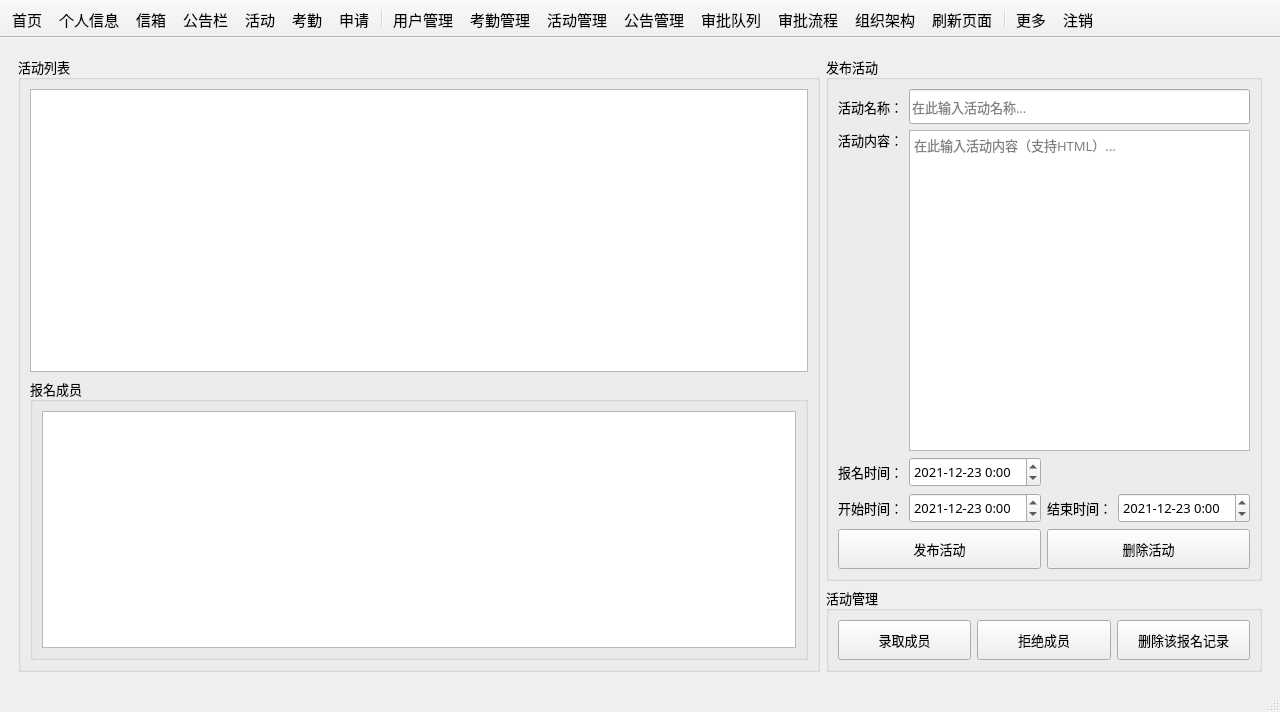
Qt form mainwindow.ui (csthenry/weplanet-desktop) before a commit.
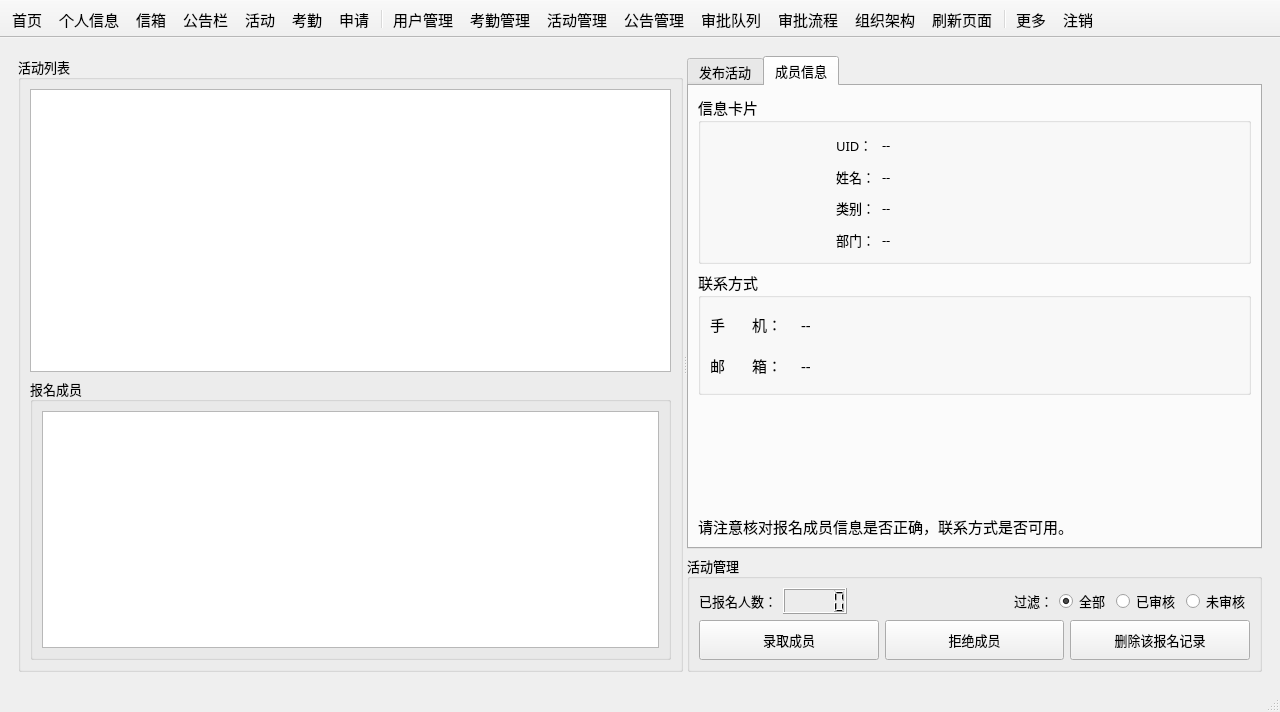
The same form after that commit. The open tabs and pages were chosen to show the change. Icons and pictures are not drawn. Custom widgets are drawn as their Qt base class.

```diff
--- a/mainwindow.ui
+++ b/mainwindow.ui
@@ -3824,9 +3824,19 @@
        </layout>
       </widget>
       <widget class="QWidget" name="actManagePage">
-       <layout class="QGridLayout" name="gridLayout_50">
-        <item row="0" column="0" rowspan="2">
+       <layout class="QGridLayout" name="gridLayout_81">
+        <item row="0" column="0">
+         <widget class="QSplitter" name="splitter_3">
+          <property name="orientation">
+           <enum>Qt::Horizontal</enum>
+          </property>
          <widget class="QGroupBox" name="groupBox_36">
+           <property name="minimumSize">
+            <size>
+             <width>665</width>
+             <height>0</height>
+            </size>
+           </property>
           <property name="font">
            <font>
             <family>微软雅黑</family>
@@ -3852,22 +3862,41 @@
              </layout>
             </widget>
            </item>
-          </layout>
-         </widget>
-        </item>
-        <item row="0" column="1">
-         <widget class="QGroupBox" name="groupBox_38">
+            <item row="0" column="0">
+             <widget class="QTableView" name="tableView_actList"/>
+            </item>
+           </layout>
+          </widget>
+          <widget class="QWidget" name="layoutWidget">
+           <layout class="QGridLayout" name="gridLayout_80">
+            <item row="0" column="0">
+             <widget class="QTabWidget" name="tabWidget_2">
+              <property name="maximumSize">
+               <size>
+                <width>580</width>
+                <height>16777215</height>
+               </size>
+              </property>
           <property name="font">
            <font>
             <pointsize>10</pointsize>
            </font>
           </property>
-          <property name="title">
+              <property name="currentIndex">
+               <number>0</number>
+              </property>
+              <widget class="QWidget" name="tab">
+               <attribute name="title">
            <string>发布活动</string>
-          </property>
-          <layout class="QGridLayout" name="gridLayout_49">
+               </attribute>
+               <layout class="QGridLayout" name="gridLayout_79">
            <item row="0" column="0">
             <widget class="QLabel" name="label_39">
+                  <property name="font">
+                   <font>
+                    <pointsize>10</pointsize>
+                   </font>
+                  </property>
              <property name="text">
               <string>活动名称：</string>
              </property>
@@ -3884,6 +3913,7 @@
              <property name="font">
               <font>
                <family>微软雅黑</family>
+                    <pointsize>10</pointsize>
               </font>
              </property>
              <property name="toolTip">
@@ -3902,6 +3932,11 @@
            </item>
            <item row="1" column="0">
             <widget class="QLabel" name="label_40">
+                  <property name="font">
+                   <font>
+                    <pointsize>10</pointsize>
+                   </font>
+                  </property>
              <property name="text">
               <string>活动内容：</string>
              </property>
@@ -3909,6 +3944,11 @@
            </item>
            <item row="1" column="1" rowspan="2" colspan="3">
             <widget class="QTextEdit" name="textEdit_activity">
+                  <property name="font">
+                   <font>
+                    <pointsize>10</pointsize>
+                   </font>
+                  </property>
              <property name="styleSheet">
               <string notr="true"/>
              </property>
@@ -3928,13 +3968,18 @@
              <property name="sizeHint" stdset="0">
               <size>
                <width>20</width>
-               <height>183</height>
+                    <height>193</height>
               </size>
              </property>
             </spacer>
            </item>
            <item row="3" column="0">
             <widget class="QLabel" name="label_41">
+                  <property name="font">
+                   <font>
+                    <pointsize>10</pointsize>
+                   </font>
+                  </property>
              <property name="text">
               <string>报名时间：</string>
              </property>
@@ -3948,6 +3993,11 @@
                <height>30</height>
               </size>
              </property>
+                  <property name="font">
+                   <font>
+                    <pointsize>10</pointsize>
+                   </font>
+                  </property>
              <property name="date">
               <date>
                <year>2021</year>
@@ -3962,6 +4012,11 @@
            </item>
            <item row="4" column="0">
             <widget class="QLabel" name="label_42">
+                  <property name="font">
+                   <font>
+                    <pointsize>10</pointsize>
+                   </font>
+                  </property>
              <property name="text">
               <string>开始时间：</string>
              </property>
@@ -3975,6 +4030,11 @@
                <height>30</height>
               </size>
              </property>
+                  <property name="font">
+                   <font>
+                    <pointsize>10</pointsize>
+                   </font>
+                  </property>
              <property name="date">
               <date>
                <year>2021</year>
@@ -3989,6 +4049,11 @@
            </item>
            <item row="4" column="2">
             <widget class="QLabel" name="label_43">
+                  <property name="font">
+                   <font>
+                    <pointsize>10</pointsize>
+                   </font>
+                  </property>
              <property name="text">
               <string>结束时间：</string>
              </property>
@@ -4002,6 +4067,11 @@
                <height>30</height>
               </size>
              </property>
+                  <property name="font">
+                   <font>
+                    <pointsize>10</pointsize>
+                   </font>
+                  </property>
              <property name="date">
               <date>
                <year>2021</year>
@@ -4022,6 +4092,11 @@
                <height>40</height>
               </size>
              </property>
+                  <property name="font">
+                   <font>
+                    <pointsize>10</pointsize>
+                   </font>
+                  </property>
              <property name="text">
               <string>发布活动</string>
              </property>
@@ -4035,6 +4110,11 @@
                <height>40</height>
               </size>
              </property>
+                  <property name="font">
+                   <font>
+                    <pointsize>10</pointsize>
+                   </font>
+                  </property>
              <property name="text">
               <string>删除活动</string>
              </property>
@@ -4042,8 +4122,338 @@
            </item>
           </layout>
          </widget>
-        </item>
+              <widget class="QWidget" name="tab_3">
+               <attribute name="title">
+                <string>成员信息</string>
+               </attribute>
+               <layout class="QGridLayout" name="gridLayout_84">
+                <item row="0" column="0">
+                 <widget class="QGroupBox" name="groupBox_38">
+                  <property name="font">
+                   <font>
+                    <pointsize>11</pointsize>
+                   </font>
+                  </property>
+                  <property name="title">
+                   <string>信息卡片</string>
+                  </property>
+                  <layout class="QGridLayout" name="gridLayout_82">
+                   <item row="0" column="0" rowspan="4">
+                    <widget class="QLabel" name="activityManage_avatar">
+                     <property name="minimumSize">
+                      <size>
+                       <width>120</width>
+                       <height>120</height>
+                      </size>
+                     </property>
+                     <property name="maximumSize">
+                      <size>
+                       <width>120</width>
+                       <height>120</height>
+                      </size>
+                     </property>
+                     <property name="font">
+                      <font>
+                       <family>微软雅黑</family>
+                       <pointsize>16</pointsize>
+                      </font>
+                     </property>
+                     <property name="styleSheet">
+                      <string notr="true">margin:5px;</string>
+                     </property>
+                     <property name="pixmap">
+                      <pixmap resource="resource.qrc">:/images/color_icon/user.svg</pixmap>
+                     </property>
+                     <property name="scaledContents">
+                      <bool>true</bool>
+                     </property>
+                    </widget>
+                   </item>
+                   <item row="0" column="1">
+                    <widget class="QLabel" name="label_76">
+                     <property name="maximumSize">
+                      <size>
+                       <width>40</width>
+                       <height>35</height>
+                      </size>
+                     </property>
+                     <property name="font">
+                      <font>
+                       <pointsize>10</pointsize>
+                      </font>
+                     </property>
+                     <property name="text">
+                      <string>UID：</string>
+                     </property>
+                    </widget>
+                   </item>
+                   <item row="0" column="2">
+                    <widget class="QLabel" name="label_actMemUid">
+                     <property name="maximumSize">
+                      <size>
+                       <width>16777215</width>
+                       <height>30</height>
+                      </size>
+                     </property>
+                     <property name="font">
+                      <font>
+                       <pointsize>10</pointsize>
+                      </font>
+                     </property>
+                     <property name="text">
+                      <string>--</string>
+                     </property>
+                    </widget>
+                   </item>
         <item row="1" column="1">
+                    <widget class="QLabel" name="label_79">
+                     <property name="maximumSize">
+                      <size>
+                       <width>40</width>
+                       <height>35</height>
+                      </size>
+                     </property>
+                     <property name="font">
+                      <font>
+                       <pointsize>10</pointsize>
+                      </font>
+                     </property>
+                     <property name="text">
+                      <string>姓名：</string>
+                     </property>
+                    </widget>
+                   </item>
+                   <item row="1" column="2">
+                    <widget class="QLabel" name="label_actMemName">
+                     <property name="maximumSize">
+                      <size>
+                       <width>16777215</width>
+                       <height>30</height>
+                      </size>
+                     </property>
+                     <property name="font">
+                      <font>
+                       <pointsize>10</pointsize>
+                      </font>
+                     </property>
+                     <property name="text">
+                      <string>--</string>
+                     </property>
+                    </widget>
+                   </item>
+                   <item row="2" column="1">
+                    <widget class="QLabel" name="label_78">
+                     <property name="maximumSize">
+                      <size>
+                       <width>40</width>
+                       <height>35</height>
+                      </size>
+                     </property>
+                     <property name="font">
+                      <font>
+                       <pointsize>10</pointsize>
+                      </font>
+                     </property>
+                     <property name="text">
+                      <string>类别：</string>
+                     </property>
+                    </widget>
+                   </item>
+                   <item row="2" column="2">
+                    <widget class="QLabel" name="label_actMemGroup">
+                     <property name="maximumSize">
+                      <size>
+                       <width>16777215</width>
+                       <height>30</height>
+                      </size>
+                     </property>
+                     <property name="font">
+                      <font>
+                       <pointsize>10</pointsize>
+                      </font>
+                     </property>
+                     <property name="text">
+                      <string>--</string>
+                     </property>
+                    </widget>
+                   </item>
+                   <item row="3" column="1">
+                    <widget class="QLabel" name="label_77">
+                     <property name="maximumSize">
+                      <size>
+                       <width>40</width>
+                       <height>35</height>
+                      </size>
+                     </property>
+                     <property name="font">
+                      <font>
+                       <pointsize>10</pointsize>
+                      </font>
+                     </property>
+                     <property name="text">
+                      <string>部门：</string>
+                     </property>
+                    </widget>
+                   </item>
+                   <item row="3" column="2">
+                    <widget class="QLabel" name="label_actMemDpt">
+                     <property name="maximumSize">
+                      <size>
+                       <width>16777215</width>
+                       <height>30</height>
+                      </size>
+                     </property>
+                     <property name="font">
+                      <font>
+                       <pointsize>10</pointsize>
+                      </font>
+                     </property>
+                     <property name="text">
+                      <string>--</string>
+                     </property>
+                     <property name="wordWrap">
+                      <bool>false</bool>
+                     </property>
+                    </widget>
+                   </item>
+                  </layout>
+                 </widget>
+                </item>
+                <item row="2" column="0">
+                 <spacer name="verticalSpacer_7">
+                  <property name="orientation">
+                   <enum>Qt::Vertical</enum>
+                  </property>
+                  <property name="sizeHint" stdset="0">
+                   <size>
+                    <width>20</width>
+                    <height>40</height>
+                   </size>
+                  </property>
+                 </spacer>
+                </item>
+                <item row="1" column="0">
+                 <widget class="QGroupBox" name="groupBox_43">
+                  <property name="font">
+                   <font>
+                    <pointsize>11</pointsize>
+                   </font>
+                  </property>
+                  <property name="title">
+                   <string>联系方式</string>
+                  </property>
+                  <layout class="QGridLayout" name="gridLayout_83">
+                   <item row="0" column="0">
+                    <widget class="QLabel" name="label_81">
+                     <property name="minimumSize">
+                      <size>
+                       <width>0</width>
+                       <height>35</height>
+                      </size>
+                     </property>
+                     <property name="maximumSize">
+                      <size>
+                       <width>85</width>
+                       <height>16777215</height>
+                      </size>
+                     </property>
+                     <property name="font">
+                      <font>
+                       <family>微软雅黑</family>
+                       <pointsize>11</pointsize>
+                      </font>
+                     </property>
+                     <property name="text">
+                      <string>手       机：</string>
+                     </property>
+                    </widget>
+                   </item>
+                   <item row="0" column="1">
+                    <widget class="QLabel" name="label_actTel">
+                     <property name="minimumSize">
+                      <size>
+                       <width>160</width>
+                       <height>35</height>
+                      </size>
+                     </property>
+                     <property name="font">
+                      <font>
+                       <family>微软雅黑</family>
+                       <pointsize>11</pointsize>
+                      </font>
+                     </property>
+                     <property name="text">
+                      <string>--</string>
+                     </property>
+                    </widget>
+                   </item>
+                   <item row="1" column="0">
+                    <widget class="QLabel" name="label_80">
+                     <property name="minimumSize">
+                      <size>
+                       <width>0</width>
+                       <height>35</height>
+                      </size>
+                     </property>
+                     <property name="maximumSize">
+                      <size>
+                       <width>85</width>
+                       <height>16777215</height>
+                      </size>
+                     </property>
+                     <property name="font">
+                      <font>
+                       <family>微软雅黑</family>
+                       <pointsize>11</pointsize>
+                      </font>
+                     </property>
+                     <property name="text">
+                      <string>邮       箱：</string>
+                     </property>
+                    </widget>
+                   </item>
+                   <item row="1" column="1">
+                    <widget class="QLabel" name="label_actMail">
+                     <property name="minimumSize">
+                      <size>
+                       <width>160</width>
+                       <height>35</height>
+                      </size>
+                     </property>
+                     <property name="font">
+                      <font>
+                       <family>微软雅黑</family>
+                       <pointsize>11</pointsize>
+                      </font>
+                     </property>
+                     <property name="text">
+                      <string>--</string>
+                     </property>
+                     <property name="wordWrap">
+                      <bool>true</bool>
+                     </property>
+                    </widget>
+                   </item>
+                  </layout>
+                 </widget>
+                </item>
+                <item row="3" column="0">
+                 <widget class="QLabel" name="label_82">
+                  <property name="font">
+                   <font>
+                    <pointsize>11</pointsize>
+                   </font>
+                  </property>
+                  <property name="text">
+                   <string>请注意核对报名成员信息是否正确，联系方式是否可用。</string>
+                  </property>
+                 </widget>
+                </item>
+               </layout>
+              </widget>
+             </widget>
+            </item>
+            <item row="1" column="0">
          <widget class="QGroupBox" name="groupBox_39">
           <property name="font">
            <font>
@@ -4053,8 +4463,74 @@
           <property name="title">
            <string>活动管理</string>
           </property>
+              <layout class="QGridLayout" name="gridLayout_50">
+               <item row="0" column="0" colspan="3">
+                <layout class="QGridLayout" name="gridLayout_49">
+                 <item row="0" column="0">
+                  <widget class="QLabel" name="label_74">
+                   <property name="text">
+                    <string>已报名人数：</string>
+                   </property>
+                  </widget>
+                 </item>
+                 <item row="0" column="1">
+                  <widget class="QLCDNumber" name="lcdNumber_actMem">
+                   <property name="smallDecimalPoint">
+                    <bool>false</bool>
+                   </property>
+                  </widget>
+                 </item>
+                 <item row="0" column="2">
+                  <spacer name="horizontalSpacer_9">
+                   <property name="orientation">
+                    <enum>Qt::Horizontal</enum>
+                   </property>
+                   <property name="sizeHint" stdset="0">
+                    <size>
+                     <width>40</width>
+                     <height>20</height>
+                    </size>
+                   </property>
+                  </spacer>
+                 </item>
+                 <item row="0" column="4">
           <layout class="QGridLayout" name="gridLayout_47">
            <item row="0" column="0">
+                    <widget class="QRadioButton" name="rBtn_actAll">
+                     <property name="text">
+                      <string>全部</string>
+                     </property>
+                     <property name="checked">
+                      <bool>true</bool>
+                     </property>
+                    </widget>
+                   </item>
+                   <item row="0" column="1">
+                    <widget class="QRadioButton" name="rBtn_actFinished">
+                     <property name="text">
+                      <string>已审核</string>
+                     </property>
+                    </widget>
+                   </item>
+                   <item row="0" column="2">
+                    <widget class="QRadioButton" name="rBtn_actPending">
+                     <property name="text">
+                      <string>未审核</string>
+                     </property>
+                    </widget>
+                   </item>
+                  </layout>
+                 </item>
+                 <item row="0" column="3">
+                  <widget class="QLabel" name="label_75">
+                   <property name="text">
+                    <string>过滤：</string>
+                   </property>
+                  </widget>
+                 </item>
+                </layout>
+               </item>
+               <item row="1" column="0">
             <widget class="QPushButton" name="btn_actApprove">
              <property name="minimumSize">
               <size>
@@ -4067,7 +4543,7 @@
              </property>
             </widget>
            </item>
-           <item row="0" column="1">
+               <item row="1" column="1">
             <widget class="QPushButton" name="btn_actReject">
              <property name="minimumSize">
               <size>
@@ -4080,7 +4556,7 @@
              </property>
             </widget>
            </item>
-           <item row="0" column="2">
+               <item row="1" column="2">
             <widget class="QPushButton" name="btn_actDel">
              <property name="minimumSize">
               <size>
@@ -4094,6 +4570,10 @@
             </widget>
            </item>
           </layout>
+             </widget>
+            </item>
+           </layout>
+          </widget>
          </widget>
         </item>
        </layout>
```
Left out of the diff: 5 changed lines with no effect on the pictures. Lines whose indentation alone changed are shown as unchanged.
